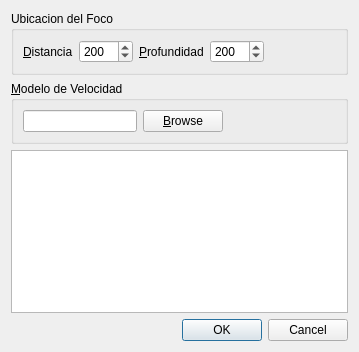
Qt form Dialogs/loadmodel.ui (edvelezg/viper-sugui) before a commit.
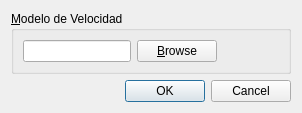
The same form after that commit.

Commit message: Simulation Parameters added to Model

```diff
--- a/Dialogs/loadmodel.ui
+++ b/Dialogs/loadmodel.ui
@@ -5,8 +5,8 @@
    <rect>
     <x>0</x>
     <y>0</y>
-    <width>359</width>
-    <height>352</height>
+    <width>302</width>
+    <height>110</height>
    </rect>
   </property>
   <property name="windowTitle" >
@@ -14,78 +14,6 @@
   </property>
   <layout class="QGridLayout" name="gridLayout" >
    <item row="0" column="0" >
-    <widget class="QGroupBox" name="groupBox" >
-     <property name="title" >
-      <string>Ubicacion del Foco</string>
-     </property>
-     <layout class="QHBoxLayout" name="horizontalLayout_4" >
-      <item>
-       <layout class="QHBoxLayout" name="horizontalLayout" >
-        <item>
-         <widget class="QLabel" name="label" >
-          <property name="text" >
-           <string>&amp;Distancia</string>
-          </property>
-          <property name="buddy" >
-           <cstring>xsSpinBox</cstring>
-          </property>
-         </widget>
-        </item>
-        <item>
-         <widget class="QSpinBox" name="xsSpinBox" >
-          <property name="maximum" >
-           <number>1000</number>
-          </property>
-          <property name="singleStep" >
-           <number>100</number>
-          </property>
-          <property name="value" >
-           <number>200</number>
-          </property>
-         </widget>
-        </item>
-        <item>
-         <widget class="QLabel" name="label_2" >
-          <property name="text" >
-           <string>&amp;Profundidad</string>
-          </property>
-          <property name="buddy" >
-           <cstring>zsSpinBox</cstring>
-          </property>
-         </widget>
-        </item>
-        <item>
-         <widget class="QSpinBox" name="zsSpinBox" >
-          <property name="maximum" >
-           <number>1000</number>
-          </property>
-          <property name="singleStep" >
-           <number>100</number>
-          </property>
-          <property name="value" >
-           <number>200</number>
-          </property>
-         </widget>
-        </item>
-        <item>
-         <spacer name="horizontalSpacer" >
-          <property name="orientation" >
-           <enum>Qt::Horizontal</enum>
-          </property>
-          <property name="sizeHint" stdset="0" >
-           <size>
-            <width>413</width>
-            <height>17</height>
-           </size>
-          </property>
-         </spacer>
-        </item>
-       </layout>
-      </item>
-     </layout>
-    </widget>
-   </item>
-   <item row="1" column="0" >
     <widget class="QGroupBox" name="groupBox_3" >
      <property name="title" >
       <string>&amp;Modelo de Velocidad</string>
@@ -130,10 +58,7 @@
      </layout>
     </widget>
    </item>
-   <item row="2" column="0" >
-    <widget class="QTextEdit" name="propagationModelTextEdit" />
-   </item>
-   <item row="3" column="0" >
+   <item row="1" column="0" >
     <widget class="QDialogButtonBox" name="propagationModelButtonBox" >
      <property name="standardButtons" >
       <set>QDialogButtonBox::Cancel|QDialogButtonBox::Ok</set>
```
The commit also changes 9 other files.
